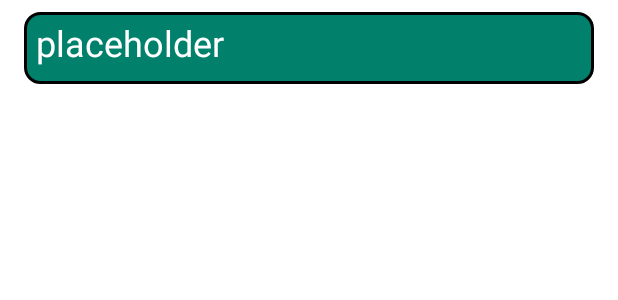
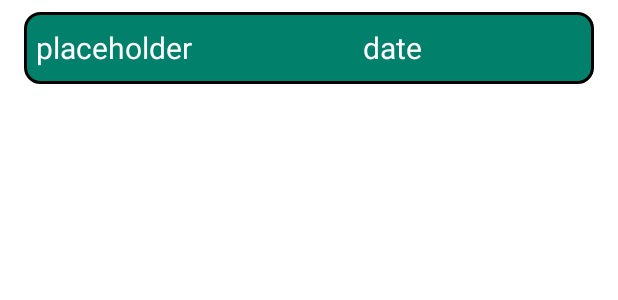
Before and after one commit to marker99/Mit-Dyrs-Sundhed, an Android app: the layout pet_list_item.xml on its own in the app's theme, with its tools: preview values and no code run, on a phone screen of 412 x 824 dp. Shown: the top 300 px of the screen. Run offline under Robolectric (Android 15) with nearby library versions, the phone set to English and light mode, and no system bars.

Commit message:
text hotfixes

```diff
--- a/app/src/main/java/com/github/marker99/PetAdapter.java
+++ b/app/src/main/java/com/github/marker99/PetAdapter.java
@@ -41,7 +41,7 @@ public class PetAdapter extends RecyclerView.Adapter<PetAdapter.ViewHolder> {
 
         ViewHolder(View itemView) {
             super(itemView);
-            name = itemView.findViewById(R.id.rv_tv_item);
+            name = itemView.findViewById(R.id.rv_tv_date);
         }
     }
 
--- a/app/src/main/java/com/github/marker99/ui/health_inspection/recylerview/HealthInspectionAdapter.java
+++ b/app/src/main/java/com/github/marker99/ui/health_inspection/recylerview/HealthInspectionAdapter.java
@@ -1,6 +1,5 @@
 package com.github.marker99.ui.health_inspection.recylerview;
 
-import android.graphics.Color;
 import android.view.LayoutInflater;
 import android.view.View;
 import android.view.ViewGroup;
@@ -37,6 +36,7 @@ public class HealthInspectionAdapter extends RecyclerView.Adapter<HealthInspecti
     @Override
     public void onBindViewHolder(@NonNull ViewHolder holder, int position) {
         holder.item.setText(inspections.get(position).getInspectionDate());
+        holder.doctor.setText(inspections.get(position).getDoctor());
         //holder.itemView.setBackgroundColor(Color.rgb(1,128, 108));
     }
 
@@ -50,10 +50,12 @@ public class HealthInspectionAdapter extends RecyclerView.Adapter<HealthInspecti
     public class ViewHolder extends RecyclerView.ViewHolder {
 
         private final TextView item;
+        private final TextView doctor;
 
         public ViewHolder(@NonNull View itemView) {
             super(itemView);
-            item = itemView.findViewById(R.id.rv_tv_item);
+            item = itemView.findViewById(R.id.rv_tv_date);
+            doctor = itemView.findViewById(R.id.rv_tv_doctor);
 
             itemView.setOnClickListener(view -> listener.onClick(inspections.get(getBindingAdapterPosition())));
 
--- a/app/src/main/res/layout/fragment_all_health_inspections.xml
+++ b/app/src/main/res/layout/fragment_all_health_inspections.xml
@@ -22,7 +22,6 @@
         android:text="@string/sundhedstjek_rv"
         android:textSize="24sp" />
 
-
     <androidx.recyclerview.widget.RecyclerView
         android:id="@+id/rv_healthInspection"
         android:layout_width="match_parent"
--- a/app/src/main/res/layout/pet_list_item.xml
+++ b/app/src/main/res/layout/pet_list_item.xml
@@ -11,20 +11,22 @@
 
 
     <TextView
-        android:id="@+id/rv_tv_name"
+        android:id="@+id/rv_tv_doctor"
         android:layout_width="0dp"
         android:layout_height="match_parent"
-        android:layout_weight="1"
+        android:layout_weight="3"
+        android:gravity="center_vertical"
         android:text="placeholder"
         android:textColor="@color/white"
-        android:textSize="24sp" />
+        android:textSize="20sp" />
 
     <TextView
-        android:id="@+id/rv_tv_item"
+        android:id="@+id/rv_tv_date"
         android:layout_width="0dp"
         android:layout_height="40dp"
-        android:layout_weight="1"
-        android:text=""
+        android:layout_weight="2"
+        android:gravity="center_vertical"
+        android:text="date"
         android:textColor="@color/white"
-        android:textSize="24sp" />
+        android:textSize="20sp" />
 </LinearLayout>
--- a/app/src/main/res/values/strings.xml
+++ b/app/src/main/res/values/strings.xml
@@ -55,7 +55,7 @@
     <string name="appetite">Appetit</string>
     <string name="joint">Led</string>
     <string name="nyt_sundhedseftersyn">Nyt Sundhedseftersyn</string>
-    <string name="sundhedstjek_rv">Læge og Sunhedstjek Dato:</string>
+    <string name="sundhedstjek_rv">Læge og dato:</string>
     <!-- SUNDHEDSTJEK -->
 
     <string-array name="spinner_array">
```
